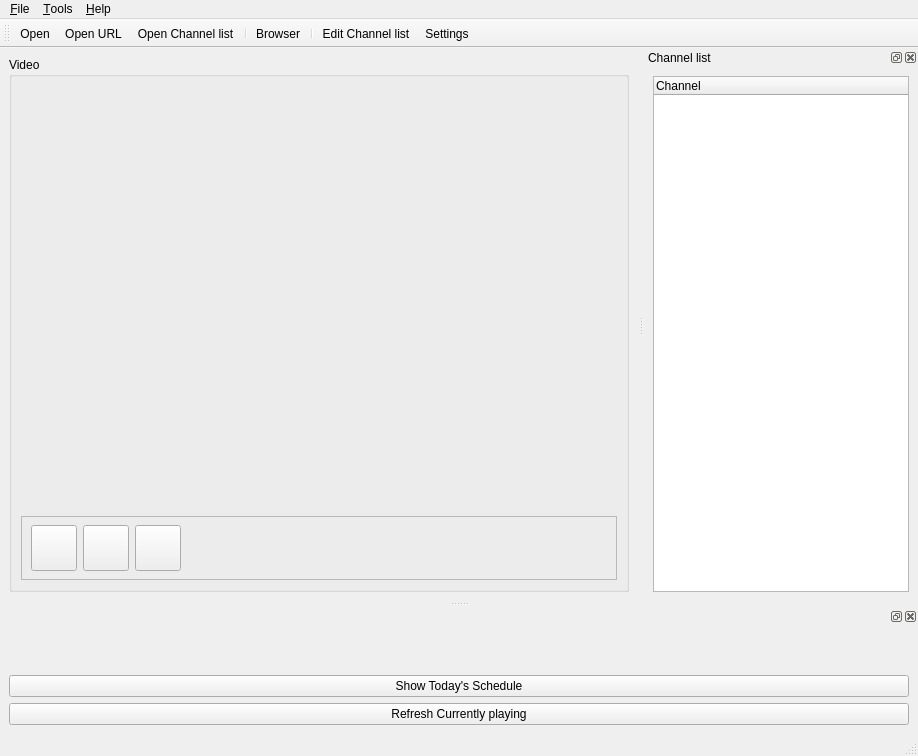
Old version of the form ui/Tano.ui in the repository ntadej/tano.
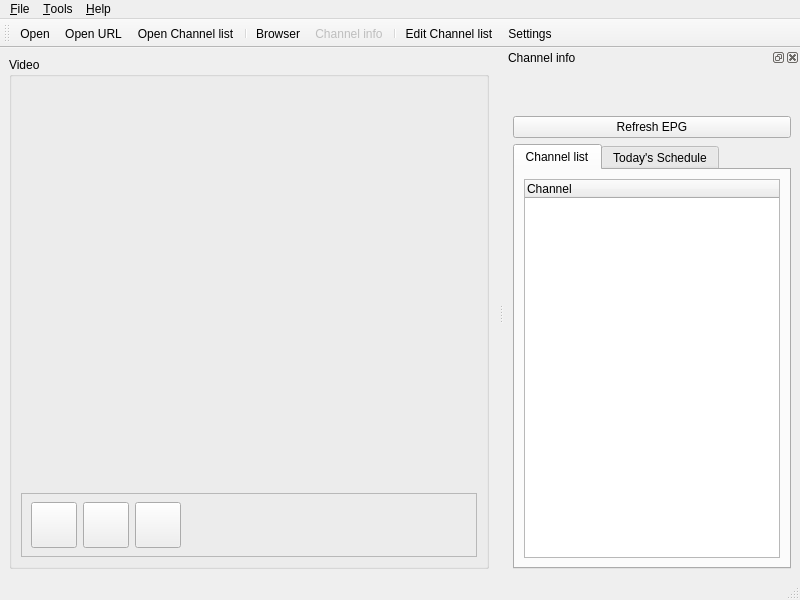
New version of the form. Icons and pictures are not drawn. Custom widgets are drawn as their Qt base class.

Commit message: New: double-click to fullscreen, channel info Updated: Esc only for exiting fullscreen, maximise Edit Playlist, Epg Today updated

```diff
--- a/ui/Tano.ui
+++ b/ui/Tano.ui
@@ -5,8 +5,8 @@
    <rect>
     <x>0</x>
     <y>0</y>
-    <width>918</width>
-    <height>756</height>
+    <width>800</width>
+    <height>600</height>
    </rect>
   </property>
   <property name="windowTitle" >
@@ -176,7 +176,7 @@
     <rect>
      <x>0</x>
      <y>0</y>
-     <width>918</width>
+     <width>800</width>
      <height>24</height>
     </rect>
    </property>
@@ -249,6 +249,7 @@
    <addaction name="actionOpen" />
    <addaction name="separator" />
    <addaction name="actionBrowser" />
+   <addaction name="actionChannel_info" />
    <addaction name="separator" />
    <addaction name="actionEditPlaylist" />
    <addaction name="actionSettings" />
@@ -261,7 +262,7 @@
     <set>QDockWidget::AllDockWidgetFeatures</set>
    </property>
    <property name="windowTitle" >
-    <string>Channel list</string>
+    <string>Channel info</string>
    </property>
    <attribute name="dockWidgetArea" >
     <number>2</number>
@@ -269,33 +270,6 @@
    <widget class="QWidget" name="dockWidgetContents" >
     <layout class="QVBoxLayout" name="verticalLayout_4" >
      <item>
-      <widget class="QTreeWidget" name="playlistTree" >
-       <property name="editTriggers" >
-        <set>QAbstractItemView::NoEditTriggers</set>
-       </property>
-       <property name="columnCount" >
-        <number>1</number>
-       </property>
-       <column>
-        <property name="text" >
-         <string>Channel</string>
-        </property>
-       </column>
-      </widget>
-     </item>
-    </layout>
-   </widget>
-  </widget>
-  <widget class="QDockWidget" name="epgWidget" >
-   <property name="floating" >
-    <bool>false</bool>
-   </property>
-   <attribute name="dockWidgetArea" >
-    <number>8</number>
-   </attribute>
-   <widget class="QWidget" name="dockWidgetContents_2" >
-    <layout class="QVBoxLayout" name="verticalLayout" >
-     <item>
       <widget class="QLabel" name="labelLanguage" >
        <property name="text" >
         <string/>
@@ -309,20 +283,52 @@
        </property>
       </widget>
      </item>
-     <item>
-      <widget class="QPushButton" name="buttonToday" >
-       <property name="text" >
-        <string>Show Today's Schedule</string>
-       </property>
-      </widget>
-     </item>
      <item>
       <widget class="QPushButton" name="buttonRefresh" >
        <property name="text" >
-        <string>Refresh Currently playing</string>
+        <string>Refresh EPG</string>
        </property>
       </widget>
      </item>
+     <item>
+      <widget class="QTabWidget" name="channelTabWidget" >
+       <property name="currentIndex" >
+        <number>0</number>
+       </property>
+       <widget class="QWidget" name="tabList" >
+        <attribute name="title" >
+         <string>Channel list</string>
+        </attribute>
+        <layout class="QVBoxLayout" name="verticalLayout_3" >
+         <item>
+          <widget class="QTreeWidget" name="playlistTree" >
+           <property name="editTriggers" >
+            <set>QAbstractItemView::NoEditTriggers</set>
+           </property>
+           <property name="columnCount" >
+            <number>1</number>
+           </property>
+           <column>
+            <property name="text" >
+             <string>Channel</string>
+            </property>
+           </column>
+          </widget>
+         </item>
+        </layout>
+       </widget>
+       <widget class="QWidget" name="tabEpg" >
+        <attribute name="title" >
+         <string>Today's Schedule</string>
+        </attribute>
+        <layout class="QVBoxLayout" name="verticalLayout_5" >
+         <item>
+          <widget class="EpgToday" native="1" name="epgToday" />
+         </item>
+        </layout>
+       </widget>
+      </widget>
+     </item>
     </layout>
    </widget>
   </widget>
@@ -428,22 +434,16 @@
     <enum>Qt::ApplicationShortcut</enum>
    </property>
   </action>
-  <action name="actionChannel_list" >
+  <action name="actionChannel_info" >
+   <property name="enabled" >
+    <bool>false</bool>
+   </property>
    <property name="icon" >
     <iconset resource="images.qrc" >
      <normaloff>:/icons/images/folder_video.png</normaloff>:/icons/images/folder_video.png</iconset>
    </property>
    <property name="text" >
-    <string>Channel list</string>
-   </property>
-  </action>
-  <action name="actionChannel_info_EPG" >
-   <property name="icon" >
-    <iconset resource="images.qrc" >
-     <normaloff>:/icons/images/browser.png</normaloff>:/icons/images/browser.png</iconset>
-   </property>
-   <property name="text" >
-    <string>Channel info / EPG</string>
+    <string>Channel info</string>
    </property>
   </action>
   <action name="actionOpenUrl" >
@@ -472,6 +472,12 @@
    <header location="global" >video/Video.h</header>
    <container>1</container>
   </customwidget>
+  <customwidget>
+   <class>EpgToday</class>
+   <extends>QWidget</extends>
+   <header location="global" >epg/EpgToday.h</header>
+   <container>1</container>
+  </customwidget>
  </customwidgets>
  <resources>
   <include location="images.qrc" />
```
Left out of the diff: 28 changed lines with no effect on the pictures. The commit also changes 16 other files.
